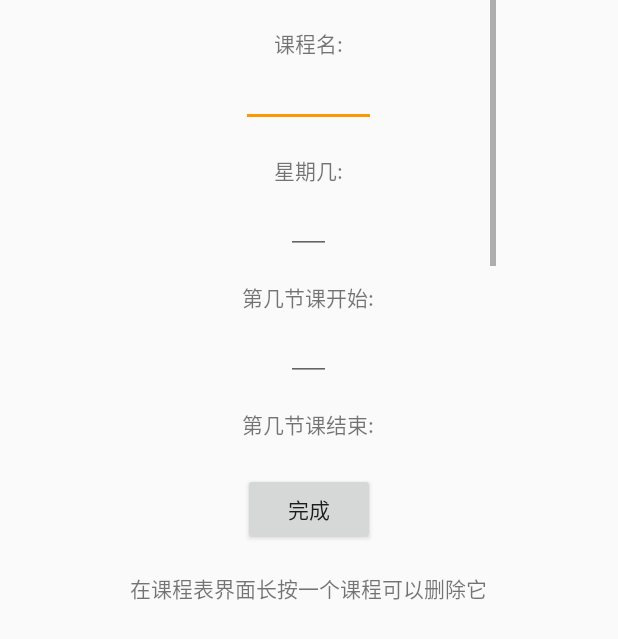
After one commit to realJackWang/Timetabler, an Android app: the AddCourseActivity screen opened directly, with no data from a screen before it, on a phone screen of 412 x 824 dp. The commit adds this screen. Shown: the top 639 px of the screen. Run offline under Robolectric (Android 15) with nearby library versions, the phone set to English and light mode, and no system bars.

```diff
--- a/app/src/main/AndroidManifest.xml
+++ b/app/src/main/AndroidManifest.xml
@@ -21,6 +21,7 @@
         </activity>
 
         <activity android:name=".Activity.BtmBarActivity"></activity>
+        <activity android:name=".Activity.AddCourseActivity"></activity>
 
     </application>
 
--- /dev/null
+++ b/app/src/main/java/com/botton/timetabler/Activity/AddCourseActivity.java
@@ -0,0 +1,51 @@
+package com.botton.timetabler.Activity;
+
+import android.content.Intent;
+import android.os.Bundle;
+import android.support.v7.app.AppCompatActivity;
+import android.widget.Button;
+import android.widget.EditText;
+import android.widget.Toast;
+
+import com.botton.timetabler.R;
+import com.botton.timetabler.Util.Course;
+
+public class AddCourseActivity extends AppCompatActivity {
+
+    @Override
+    protected void onCreate(Bundle savedInstanceState) {
+        super.onCreate(savedInstanceState);
+        setContentView(R.layout.activity_add_course);
+        setFinishOnTouchOutside(false);
+
+        final EditText inputCourseName = findViewById(R.id.course_name);
+        final EditText inputTeacher = findViewById(R.id.teacher_name);
+        final EditText inputClassRoom = findViewById(R.id.class_room);
+        final EditText inputDay = findViewById(R.id.week);
+        final EditText inputStart = findViewById(R.id.classes_begin);
+        final EditText inputEnd = findViewById(R.id.classes_ends);
+
+        Button okButton = findViewById(R.id.button);
+        okButton.setOnClickListener(v -> {
+            String courseName = inputCourseName.getText().toString();
+            String teacher = inputTeacher.getText().toString();
+            String classRoom = inputClassRoom.getText().toString();
+            String day = inputDay.getText().toString();
+            String start = inputStart.getText().toString();
+            String end = inputEnd.getText().toString();
+
+            if (courseName.equals("") || day.equals("") || start.equals("") || end.equals("")) {
+                Toast.makeText(AddCourseActivity.this, "基本课程信息未填写", Toast.LENGTH_SHORT).show();
+            }
+            else {
+                Course course = new Course(courseName, teacher, classRoom,
+                        Integer.valueOf(day), Integer.valueOf(start), Integer.valueOf(end));
+                Intent intent = new Intent(AddCourseActivity.this, BtmBarActivity.class);
+                intent.putExtra("course", course);
+
+                setResult(0, intent);
+                finish();
+            }
+        });
+    }
+}
--- /dev/null
+++ b/app/src/main/res/layout/activity_add_course.xml
@@ -0,0 +1,112 @@
+<?xml version="1.0" encoding="utf-8"?>
+<LinearLayout
+    xmlns:android="http://schemas.android.com/apk/res/android"
+    android:layout_width="match_parent"
+    android:layout_height="match_parent"
+    android:orientation="vertical">
+
+    <ScrollView
+        android:layout_width="250dp"
+        android:layout_height="300dp"
+        android:layout_gravity="center"
+        android:scrollbars="vertical"
+        android:scrollbarAlwaysDrawHorizontalTrack="true">
+
+        <LinearLayout
+            android:layout_width="wrap_content"
+            android:layout_height="wrap_content"
+            android:layout_gravity="center_horizontal"
+            android:orientation="vertical">
+
+            <TextView
+                android:layout_width="wrap_content"
+                android:layout_height="wrap_content"
+                android:layout_gravity="center"
+                android:text="\n课程名:" />
+            <EditText
+                android:id="@+id/course_name"
+                android:layout_width="90dp"
+                android:layout_height="wrap_content"
+                android:layout_gravity="center"
+                android:imeOptions="actionNext"
+                android:singleLine="true" />
+
+            <TextView
+                android:layout_width="wrap_content"
+                android:layout_height="wrap_content"
+                android:layout_gravity="center"
+                android:text="\n星期几:" />
+            <EditText
+                android:id="@+id/week"
+                android:layout_width="30dp"
+                android:layout_height="wrap_content"
+                android:layout_gravity="center"
+                android:inputType="number" />
+
+            <TextView
+                android:layout_width="wrap_content"
+                android:layout_height="wrap_content"
+                android:layout_gravity="center"
+                android:text="\n第几节课开始:" />
+            <EditText
+                android:id="@+id/classes_begin"
+                android:layout_width="30dp"
+                android:layout_height="wrap_content"
+                android:layout_gravity="center"
+                android:inputType="number" />
+
+            <TextView
+                android:layout_width="wrap_content"
+                android:layout_height="wrap_content"
+                android:layout_gravity="center"
+                android:text="\n第几节课结束:" />
+            <EditText
+                android:id="@+id/classes_ends"
+                android:layout_width="30dp"
+                android:layout_height="wrap_content"
+                android:layout_gravity="center"
+                android:inputType="number" />
+
+            <TextView
+                android:layout_width="wrap_content"
+                android:layout_height="wrap_content"
+                android:layout_gravity="center"
+                android:text="\n教师名:" />
+            <EditText
+                android:id="@+id/teacher_name"
+                android:layout_width="90dp"
+                android:layout_height="wrap_content"
+                android:layout_gravity="center"
+                android:imeOptions="actionNext"
+                android:singleLine="true" />
+
+            <TextView
+                android:layout_width="wrap_content"
+                android:layout_height="wrap_content"
+                android:layout_gravity="center"
+                android:text="\n课室:" />
+            <EditText
+                android:id="@+id/class_room"
+                android:layout_width="90dp"
+                android:layout_height="wrap_content"
+                android:layout_gravity="center"
+                android:imeOptions="actionNext"
+                android:singleLine="true" />
+        </LinearLayout>
+    </ScrollView>
+
+    <Button
+        android:id="@+id/button"
+        android:layout_width="wrap_content"
+        android:layout_height="wrap_content"
+        android:layout_marginTop="15dp"
+        android:layout_gravity="center"
+        android:text="完成" />
+
+    <TextView
+        android:layout_width="wrap_content"
+        android:layout_height="wrap_content"
+        android:layout_gravity="center"
+        android:text="\n 在课程表界面长按一个课程可以删除它 \n"/>
+
+</LinearLayout>
```
Also changed, not shown: app/src/main/java/com/botton/timetabler/Fragment/TimeTableFragment.java (+46 -32 lines).
